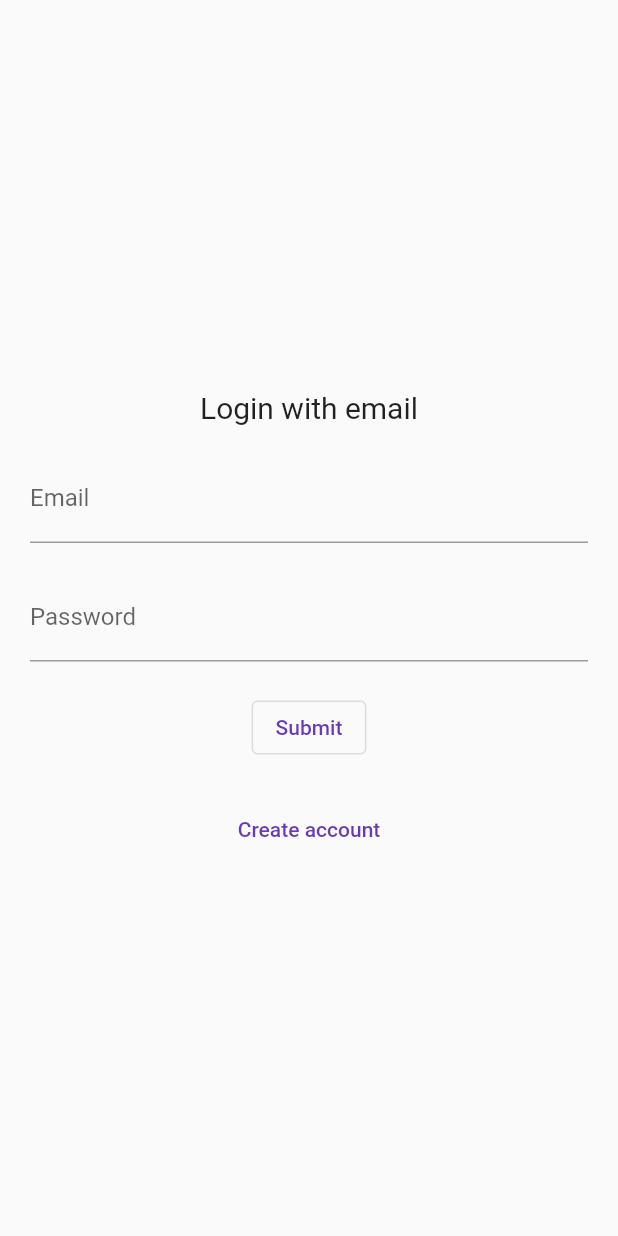
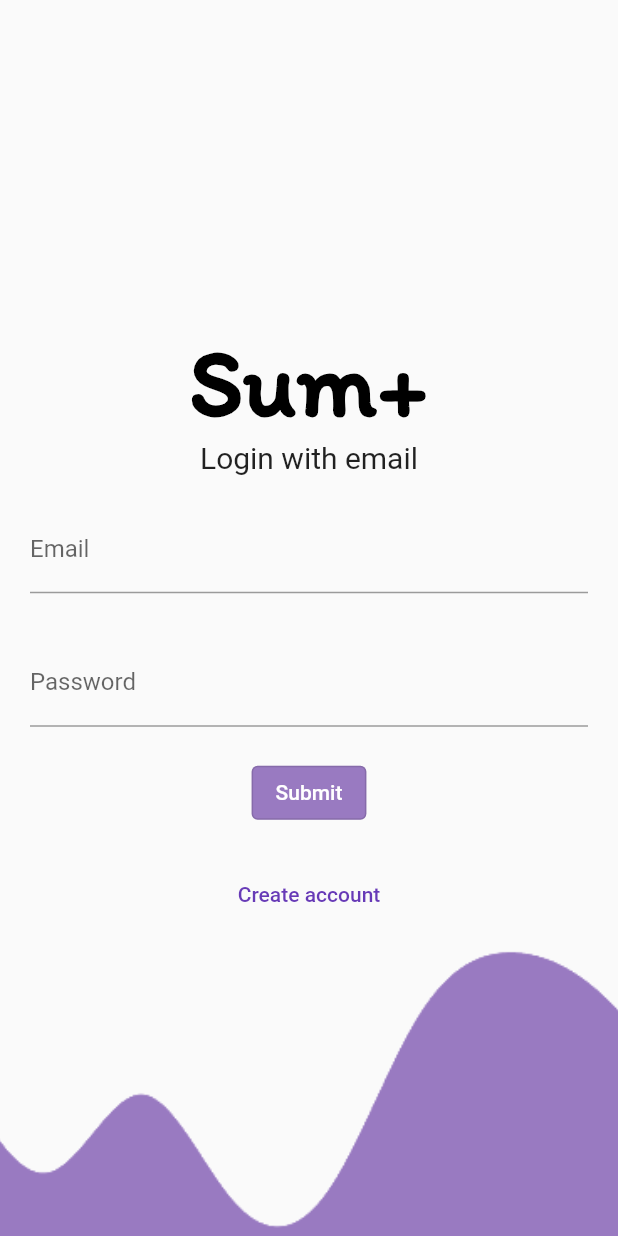
Before and after one commit to leovergaramarq/uninorte-mobile-class-project, a Flutter app: the screen it shows after launch, after a tap on "¡Empecemos!", on a phone screen of 412 x 824 dp. Run offline on Flutter 3.47's test engine with Material 2 defaults, Android fonts, the phone set to English and light mode, and no system bars; our stand-ins replace get, loggy.

Commit message:
Login decorado

```diff
--- a/lib/ui/pages/auth/login_page.dart
+++ b/lib/ui/pages/auth/login_page.dart
@@ -36,7 +36,15 @@ class _LoginScreenState extends State<LoginScreen> {
   Widget build(BuildContext context) {
     return Scaffold(
         resizeToAvoidBottomInset: false,
-      body: Center(
+        body: Stack(
+          children: [
+            Image.asset(
+              'assets/Seconbg.png', // Reemplaza con la ruta de tu imagen de fondo
+              width: double.infinity,
+              height: double.infinity,
+              fit: BoxFit.cover,
+            ),
+            Center(
               child: Padding(
                 padding: const EdgeInsets.fromLTRB(20.0, 25.0, 20.0, 12.0),
                 child: Form(
@@ -44,6 +52,13 @@ class _LoginScreenState extends State<LoginScreen> {
                   child: Column(
                     mainAxisAlignment: MainAxisAlignment.center,
                     children: [
+                      const Text("Sum+",
+                          style: TextStyle(
+                            fontFamily: 'Itim',
+                            fontSize: 64,
+                            fontWeight: FontWeight.bold,
+                            color: Colors.black,
+                          )),
                       const Text(
                         "Login with email",
                         style: TextStyle(fontSize: 20),
@@ -57,8 +72,9 @@ class _LoginScreenState extends State<LoginScreen> {
                         decoration: const InputDecoration(labelText: 'Email'),
                         onChanged: (value) {
                           _emailController.text = value.trim();
-                    _emailController.selection = TextSelection.fromPosition(
-                        TextPosition(offset: _emailController.text.length));
+                          _emailController.selection =
+                              TextSelection.fromPosition(TextPosition(
+                                  offset: _emailController.text.length));
                         },
                         validator: (value) {
                           if (value == null || value.isEmpty) {
@@ -73,12 +89,13 @@ class _LoginScreenState extends State<LoginScreen> {
                         },
                       ),
                       const SizedBox(
-                  height: 20,
+                        height: 30,
                       ),
                       TextFormField(
                         key: const Key('TextFormFieldLoginPassword'),
                         controller: _passwordController,
-                  decoration: const InputDecoration(labelText: "Password"),
+                        decoration:
+                            const InputDecoration(labelText: "Password"),
                         keyboardType: TextInputType.number,
                         obscureText: true,
                         validator: (value) {
@@ -104,7 +121,8 @@ class _LoginScreenState extends State<LoginScreen> {
                             if (form.validate()) {
                               try {
                                 await _authController.login(
-                              _emailController.text, _passwordController.text);
+                                    _emailController.text,
+                                    _passwordController.text);
                               } catch (e) {
                                 print(e);
                               }
@@ -125,7 +143,11 @@ class _LoginScreenState extends State<LoginScreen> {
                             //   currentLevel: 1,
                             // ));
                           },
-                    child: const Text("Submit")),
+                          style: ButtonStyle(
+                              backgroundColor: MaterialStateProperty.all<Color>(
+                                  const Color(0xFF997AC1))),
+                          child: const Text("Submit",
+                              style: TextStyle(color: Colors.white))),
                       const SizedBox(
                         height: 20,
                       ),
@@ -140,7 +162,8 @@ class _LoginScreenState extends State<LoginScreen> {
                 ),
               ),
             ),
-    );
+          ],
+        ));
   }
 }
 
--- a/pubspec.yaml
+++ b/pubspec.yaml
@@ -64,6 +64,7 @@ flutter:
     - assets/1.png
     - assets/2.png
     - assets/First.png
+    - assets/Seconbg.png
 
   # An image asset can refer to one or more resolution-specific "variants", see
   # https://flutter.dev/assets-and-images/#resolution-aware
```
Also changed, not shown: assets/Seconbg.png (added). Lines whose indentation alone changed are shown as unchanged.
